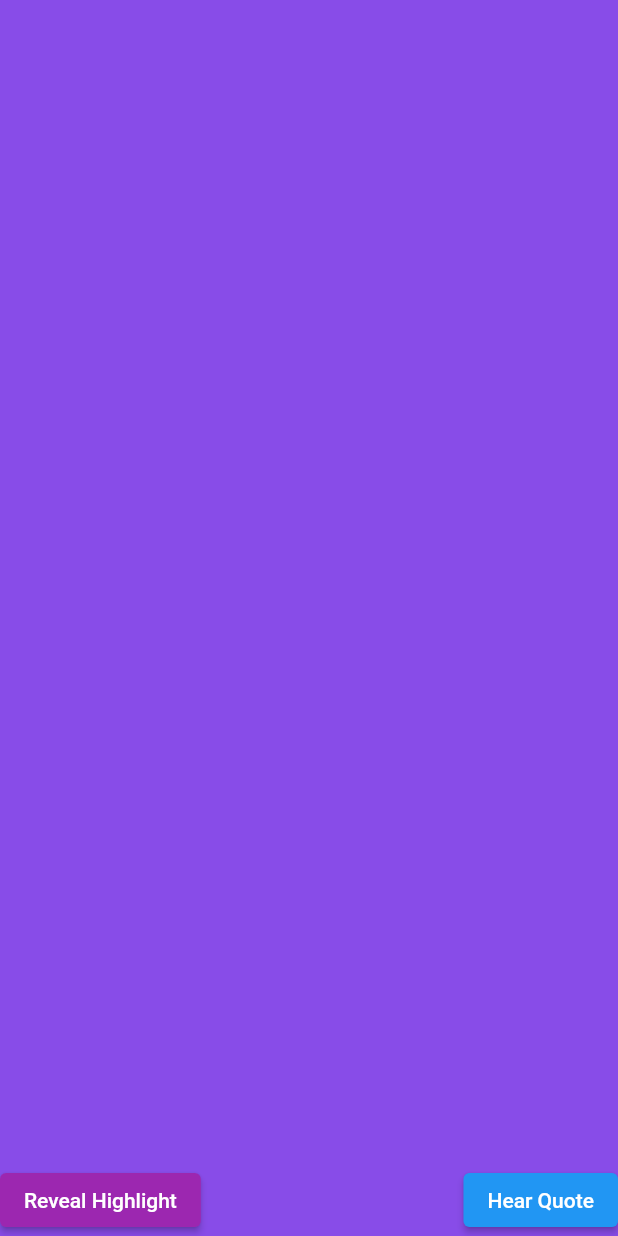
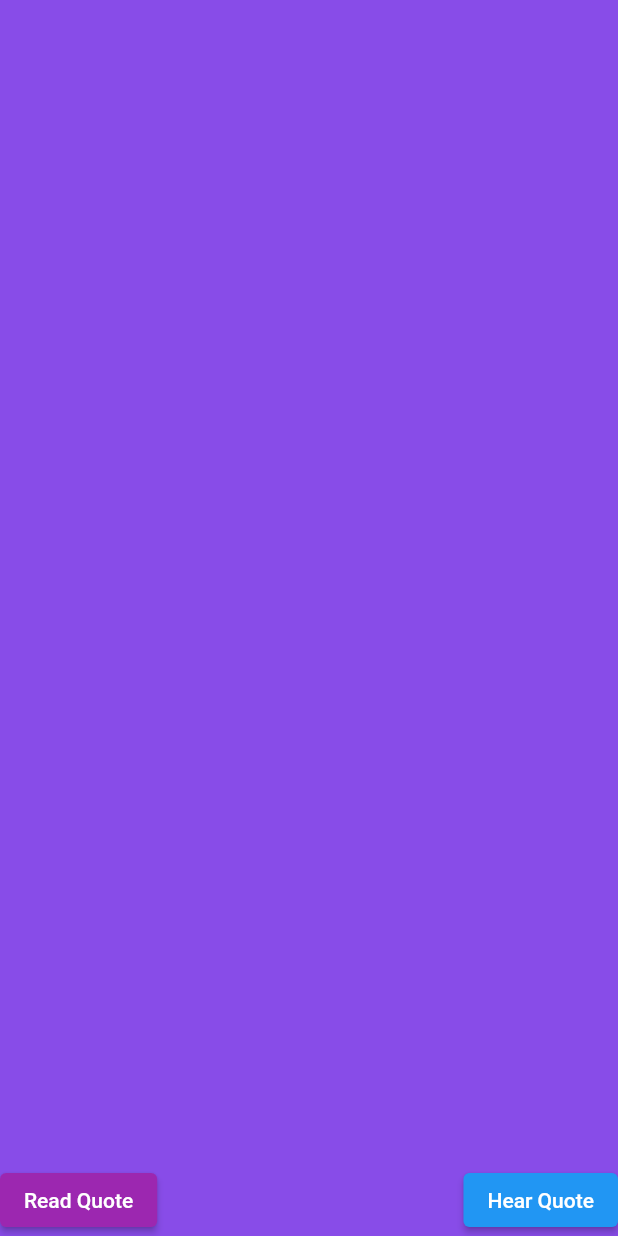
Before and after one commit to siskos-k/NTUA_HCI_BeYou, a Flutter app: the HideShowButton widget shown alone on an empty page, opened directly, on a phone screen of 412 x 824 dp. Run offline on Flutter 3.47's test engine with Material 2 defaults, Android fonts, the phone set to English and light mode, and no system bars; our stand-ins replace flutter_tts.

Commit message:
minor changes

```diff
--- a/lib/QuoteScreen.dart
+++ b/lib/QuoteScreen.dart
@@ -50,7 +50,7 @@ class _HideShowButtonState extends State<HideShowButton> {
           ElevatedButton(
             onPressed: _toggleVisibility,
             style: ElevatedButton.styleFrom(primary: Colors.purple),
-            child: Text(_isVisible ? 'Hide Highlight' : 'Reveal Highlight'),
+            child: Text(_isVisible ? 'Hide Quote' : 'Read Quote'),
           ),
           SizedBox(width: 100),
           ElevatedButton(
--- a/lib/WriteJournal.dart
+++ b/lib/WriteJournal.dart
@@ -1,5 +1,3 @@
-import 'dart:html';
-
 import 'package:flutter/material.dart';
 
 class WriteJournal extends StatefulWidget {
@@ -118,7 +116,7 @@ class _WriteJournal extends State<WriteJournal> {
               ),
               SizedBox(height: 10),
               ElevatedButton(
-                onPressed: () => {print("peos")},
+                onPressed: () => {print("pressed")},
                 style: ElevatedButton.styleFrom(primary: Colors.purple),
                 child: Text('Submit Journal'),
               ),
--- a/lib/workOut.dart
+++ b/lib/workOut.dart
@@ -1,5 +1,3 @@
-import 'dart:html';
-
 import 'package:flutter/material.dart';
 import 'package:flutter_application_1/WriteJournal.dart';
 import 'package:url_launcher/url_launcher.dart';
```
Also changed, not shown: 1 other file.
